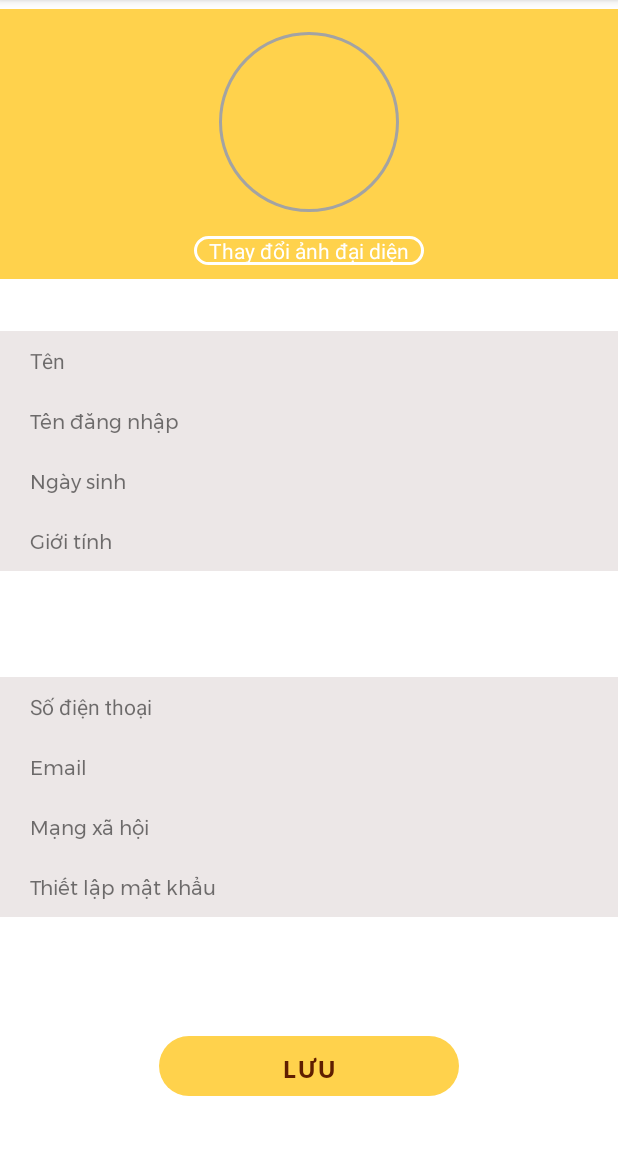
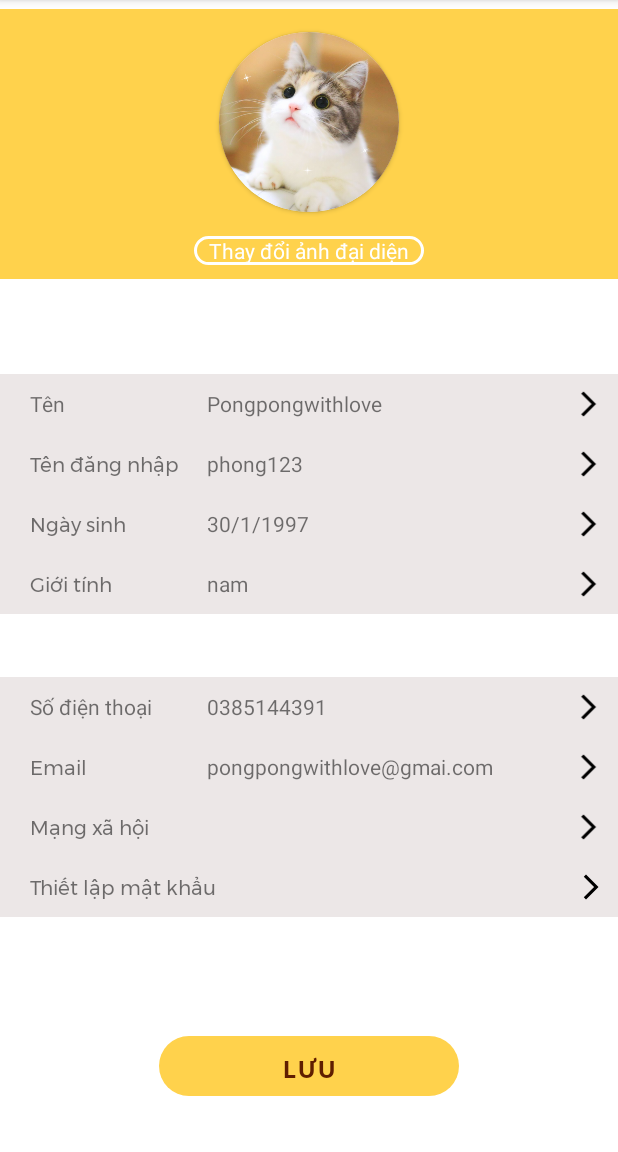
Before and after one commit to anhttl20411/SunHappy_MobileApp, an Android app: the screen it shows after launch (SettingAccountActivity), on a phone screen of 412 x 824 dp, the part 84-1236 px from its top. Run offline under Robolectric (Android 15) with nearby library versions, the phone set to English and light mode, and no system bars.

Commit message:
SettingActivity and update SettingAccount

```diff
--- a/app/build.gradle
+++ b/app/build.gradle
@@ -44,4 +44,7 @@ dependencies {
     testImplementation 'junit:junit:4.13.2'
     androidTestImplementation 'androidx.test.ext:junit:1.1.4'
     androidTestImplementation 'androidx.test.espresso:espresso-core:3.5.0'
+    implementation 'com.makeramen:roundedimageview:2.3.0'
+    implementation "androidx.cardview:cardview:1.0.0"
+
 }
--- /dev/null
+++ b/app/src/main/res/drawable/ic_next.xml
@@ -0,0 +1,5 @@
+<vector android:autoMirrored="true" android:height="24dp"
+    android:tint="#000000" android:viewportHeight="24"
+    android:viewportWidth="24" android:width="24dp" xmlns:android="http://schemas.android.com/apk/res/android">
+    <path android:fillColor="@android:color/white" android:pathData="M6.23,20.23l1.77,1.77l10,-10l-10,-10l-1.77,1.77l8.23,8.23z"/>
+</vector>
--- a/app/src/main/res/drawable/vien.xml
+++ b/app/src/main/res/drawable/vien.xml
@@ -1,5 +1,5 @@
 <?xml version="1.0" encoding="UTF-8"?>
 <shape xmlns:android="http://schemas.android.com/apk/res/android" android:shape="rectangle">
-    <stroke android:width="1dp" android:color="@color/black"/>
+    <stroke android:width="1dp" android:color="#959191"/>
 
 </shape>
--- a/app/src/main/res/layout/activity_setting_account.xml
+++ b/app/src/main/res/layout/activity_setting_account.xml
@@ -31,20 +31,24 @@
         app:layout_constraintBottom_toTopOf="@id/gl1"
         android:background="#FFD24C"
         />
-
-    <ImageView
-        android:layout_width="120dp"
-        android:layout_height="120dp"
-        android:id="@+id/imv_avatar"
-
+    <androidx.cardview.widget.CardView
+        android:id="@+id/imv_avatar_user"
+        android:layout_width="wrap_content"
+        android:layout_height="wrap_content"
         app:layout_constraintVertical_bias="0.3"
-
         app:layout_constraintTop_toTopOf="parent"
         app:layout_constraintLeft_toLeftOf="parent"
         app:layout_constraintRight_toRightOf="parent"
         app:layout_constraintBottom_toTopOf="@id/gl1"
-        android:background="@drawable/vien_avatar"
-        />
+        app:cardCornerRadius="60dp">
+        <ImageView
+            android:layout_width="120dp"
+            android:layout_height="120dp"
+            android:id="@+id/imv_avatar"
+            android:src="@drawable/img_avatar_user"
+
+            />
+    </androidx.cardview.widget.CardView>
     <TextView
         android:layout_width="wrap_content"
         android:layout_height="wrap_content"
@@ -52,7 +56,7 @@
         android:textColor="@color/white"
         android:background="@drawable/vien_trang"
 
-        app:layout_constraintTop_toBottomOf="@id/imv_avatar"
+        app:layout_constraintTop_toBottomOf="@id/imv_avatar_user"
         app:layout_constraintBottom_toBottomOf="@id/gl1"
         app:layout_constraintLeft_toLeftOf="parent"
         app:layout_constraintRight_toRightOf="parent"
@@ -63,27 +67,39 @@
         android:layout_width="match_parent"
         android:layout_height="wrap_content"
         android:orientation="horizontal"
-        app:layout_constraintVertical_bias="0.15"
+        app:layout_constraintVertical_bias="0.3"
         app:layout_constraintBottom_toBottomOf="@id/gl2"
         app:layout_constraintTop_toBottomOf="@id/gl1"
         app:layout_constraintLeft_toLeftOf="parent"
         app:layout_constraintRight_toRightOf="parent"
         android:background="#ECE7E7"
+
         >
         <TextView
             android:layout_width="0dp"
             android:layout_height="40dp"
             android:text="Tên"
-            android:layout_weight="8.5"
+            android:layout_weight="3"
             android:layout_marginLeft="20dp"
             android:paddingVertical="10dp"
             />
+
+        <TextView
+            android:layout_marginLeft="1dp"
+            android:layout_marginRight="1dp"
+            android:layout_width="0dp"
+            android:text="Pongpongwithlove"
+            android:layout_height="40dp"
+
+            android:layout_weight="6" />
+
         <ImageView
             android:layout_width="0dp"
             android:layout_height="40dp"
             android:gravity="end"
-            android:layout_weight="1.5"
-            android:paddingVertical="10dp"/>
+            android:layout_weight="1"
+            android:paddingVertical="10dp"
+            android:src="@drawable/ic_next"/>
     </LinearLayout>
     <LinearLayout
         android:id="@+id/ln2"
@@ -101,16 +117,25 @@
             android:layout_width="0dp"
             android:layout_height="40dp"
             android:text="Tên đăng nhập"
-            android:layout_weight="8.5"
+            android:layout_weight="3"
             android:layout_marginLeft="20dp"
             style="@style/normal_text"
             android:paddingVertical="10dp"/>
+        <TextView
+            android:layout_marginLeft="1dp"
+            android:layout_marginRight="1dp"
+            android:layout_width="0dp"
+            android:layout_height="40dp"
+            android:text="phong123"
+            android:layout_weight="6" />
+
         <ImageView
             android:layout_width="0dp"
             android:layout_height="40dp"
             android:gravity="end"
-            android:layout_weight="1.5"
-            android:paddingVertical="10dp"/>
+            android:layout_weight="1"
+            android:paddingVertical="10dp"
+            android:src="@drawable/ic_next"/>
     </LinearLayout>
     <LinearLayout
         android:id="@+id/ln3"
@@ -128,16 +153,24 @@
             android:layout_width="0dp"
             android:layout_height="40dp"
             android:text="Ngày sinh"
-            android:layout_weight="8.5"
+            android:layout_weight="3"
             android:layout_marginLeft="20dp"
             style="@style/normal_text"
             android:paddingVertical="10dp"/>
+        <TextView
+            android:layout_marginLeft="1dp"
+            android:layout_marginRight="1dp"
+            android:layout_width="0dp"
+            android:layout_height="40dp"
+            android:text="30/1/1997"
+            android:layout_weight="6" />
         <ImageView
             android:layout_width="0dp"
             android:layout_height="40dp"
             android:gravity="end"
-            android:layout_weight="1.5"
-            android:paddingVertical="10dp"/>
+            android:layout_weight="1"
+            android:paddingVertical="10dp"
+            android:src="@drawable/ic_next"/>
     </LinearLayout>
     <LinearLayout
         android:layout_width="match_parent"
@@ -154,16 +187,24 @@
             android:layout_width="0dp"
             android:layout_height="40dp"
             android:text="Giới tính"
-            android:layout_weight="8.5"
+            android:layout_weight="3"
             android:layout_marginLeft="20dp"
             style="@style/normal_text"
             android:paddingVertical="10dp"/>
+        <TextView
+            android:layout_marginLeft="1dp"
+            android:layout_marginRight="1dp"
+            android:layout_width="0dp"
+            android:layout_height="40dp"
+            android:text="nam"
+            android:layout_weight="6" />
         <ImageView
             android:layout_width="0dp"
             android:layout_height="40dp"
             android:gravity="end"
-            android:layout_weight="1.5"
-            android:paddingVertical="10dp"/>
+            android:layout_weight="1"
+            android:paddingVertical="10dp"
+            android:src="@drawable/ic_next"/>
     </LinearLayout>
 
     <LinearLayout
@@ -183,17 +224,25 @@
             android:layout_width="0dp"
             android:layout_height="40dp"
             android:text="Số điện thoại"
-            android:layout_weight="8.5"
+            android:layout_weight="3"
             android:paddingVertical="10dp"
             android:layout_marginLeft="20dp"
 
             />
+        <TextView
+            android:layout_marginLeft="1dp"
+            android:layout_marginRight="1dp"
+            android:layout_width="0dp"
+            android:text="0385144391"
+            android:layout_height="40dp"
+            android:layout_weight="6" />
         <ImageView
             android:layout_width="0dp"
             android:layout_height="40dp"
             android:gravity="end"
-            android:layout_weight="1.5"
-            android:paddingVertical="10dp"/>
+            android:layout_weight="1"
+            android:paddingVertical="10dp"
+            android:src="@drawable/ic_next"/>
     </LinearLayout>
     <LinearLayout
         android:id="@+id/ln5"
@@ -211,16 +260,24 @@
             android:layout_width="0dp"
             android:layout_height="40dp"
             android:text="Email"
-            android:layout_weight="8.5"
+            android:layout_weight="3"
             android:layout_marginLeft="20dp"
             android:paddingVertical="10dp"
             style="@style/normal_text"/>
+        <TextView
+            android:layout_marginLeft="1dp"
+            android:layout_marginRight="1dp"
+            android:layout_width="0dp"
+            android:layout_height="40dp"
+            android:text="pongpongwithlove@gmai.com"
+            android:layout_weight="6" />
         <ImageView
             android:layout_width="0dp"
             android:layout_height="40dp"
             android:gravity="end"
             android:paddingVertical="10dp"
-            android:layout_weight="1.5"/>
+            android:layout_weight="1"
+            android:src="@drawable/ic_next"/>
     </LinearLayout>
     <LinearLayout
         android:id="@+id/ln6"
@@ -239,16 +296,24 @@
             android:layout_width="0dp"
             android:layout_height="40dp"
             android:text="Mạng xã hội"
-            android:layout_weight="8.5"
+            android:layout_weight="3"
             android:layout_marginLeft="20dp"
             style="@style/normal_text"
             android:paddingVertical="10dp"/>
+        <TextView
+            android:layout_marginLeft="1dp"
+            android:layout_marginRight="1dp"
+            android:layout_width="0dp"
+
+            android:layout_height="40dp"
+            android:layout_weight="6" />
         <ImageView
             android:layout_width="0dp"
             android:layout_height="40dp"
             android:gravity="end"
-            android:layout_weight="1.5"
-            android:paddingVertical="10dp"/>
+            android:layout_weight="1"
+            android:paddingVertical="10dp"
+            android:src="@drawable/ic_next"/>
     </LinearLayout>
     <LinearLayout
         android:id="@+id/ln7"
@@ -266,16 +331,23 @@
             android:layout_width="0dp"
             android:layout_height="40dp"
             android:text="Thiết lập mật khẩu"
-            android:layout_weight="8.5"
+            android:layout_weight="4"
             android:layout_marginLeft="20dp"
             style="@style/normal_text"
             android:paddingVertical="10dp"/>
+        <TextView
+        android:layout_marginLeft="1dp"
+        android:layout_marginRight="1dp"
+        android:layout_width="wrap_content"
+        android:layout_height="40dp"
+        android:layout_weight="6" />
         <ImageView
             android:layout_width="0dp"
             android:layout_height="40dp"
             android:gravity="end"
-            android:layout_weight="1.5"
-            android:paddingVertical="10dp"/>
+            android:layout_weight="1"
+            android:paddingVertical="10dp"
+            android:src="@drawable/ic_next"/>
     </LinearLayout>
     <Button
         android:layout_width="200dp"
```
Also changed, not shown: app/src/main/AndroidManifest.xml (+7 -0 lines), app/src/main/java/com/example/sunhappy/functions/setting/SettingActivity.java (added, +16 -0 lines), app/src/main/res/layout/activity_setting.xml (added, +187 -0 lines), app/src/main/res/drawable/img_avatar_user.png (added), 1 other file.
